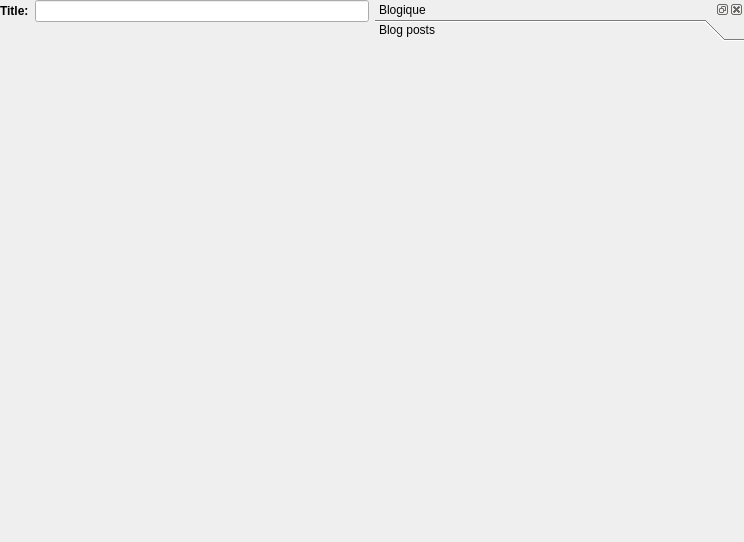
Old version of the form src/plugins/blogique/blogiquewidget.ui in the repository 0xd34df00d/leechcraft.
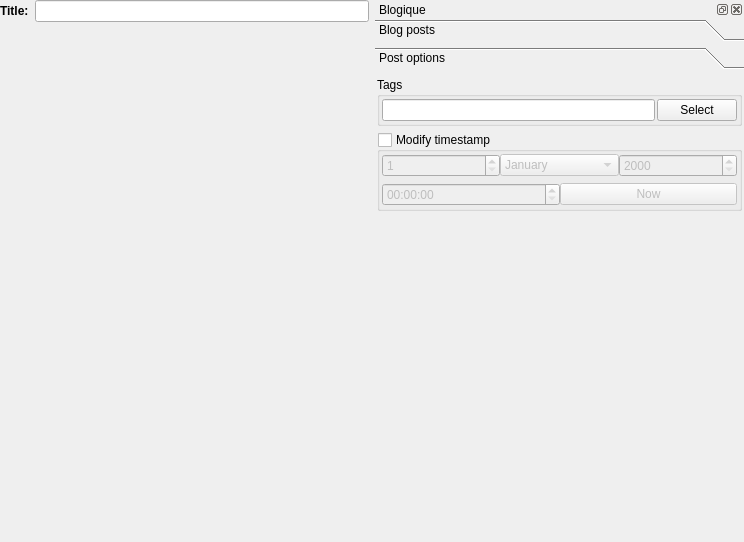
New version of the form.

Commit message: Blogique: move post time and tags to core from plugins

```diff
--- a/src/plugins/blogique/blogiquewidget.ui
+++ b/src/plugins/blogique/blogiquewidget.ui
@@ -88,7 +88,7 @@
           </sizepolicy>
          </property>
          <property name="currentIndex">
-          <number>0</number>
+          <number>1</number>
          </property>
          <widget class="QWidget" name="BlogPosts_">
           <property name="geometry">
@@ -96,13 +96,220 @@
             <x>0</x>
             <y>0</y>
             <width>369</width>
-            <height>490</height>
+            <height>461</height>
            </rect>
           </property>
           <attribute name="label">
            <string>Blog posts</string>
           </attribute>
          </widget>
+         <widget class="QWidget" name="PostOptions_">
+          <property name="geometry">
+           <rect>
+            <x>0</x>
+            <y>0</y>
+            <width>369</width>
+            <height>461</height>
+           </rect>
+          </property>
+          <attribute name="label">
+           <string>Post options</string>
+          </attribute>
+          <layout class="QGridLayout" name="gridLayout">
+           <property name="margin">
+            <number>2</number>
+           </property>
+           <item row="0" column="0">
+            <widget class="QGroupBox" name="TagsBox_">
+             <property name="title">
+              <string>Tags</string>
+             </property>
+             <layout class="QGridLayout" name="gridLayout_6">
+              <property name="horizontalSpacing">
+               <number>2</number>
+              </property>
+              <property name="verticalSpacing">
+               <number>0</number>
+              </property>
+              <property name="margin">
+               <number>2</number>
+              </property>
+              <item row="0" column="0">
+               <widget class="QLineEdit" name="Tags_"/>
+              </item>
+              <item row="0" column="1">
+               <widget class="QPushButton" name="SelectTags_">
+                <property name="text">
+                 <string>Select</string>
+                </property>
+               </widget>
+              </item>
+             </layout>
+            </widget>
+           </item>
+           <item row="1" column="0">
+            <widget class="QGroupBox" name="TimestampBox_">
+             <property name="title">
+              <string>Modify timestamp</string>
+             </property>
+             <property name="checkable">
+              <bool>true</bool>
+             </property>
+             <property name="checked">
+              <bool>false</bool>
+             </property>
+             <layout class="QGridLayout" name="gridLayout_4">
+              <property name="horizontalSpacing">
+               <number>0</number>
+              </property>
+              <property name="verticalSpacing">
+               <number>-1</number>
+              </property>
+              <property name="margin">
+               <number>2</number>
+              </property>
+              <item row="0" column="0">
+               <layout class="QHBoxLayout" name="horizontalLayout_3">
+                <item>
+                 <widget class="QSpinBox" name="Date_">
+                  <property name="minimum">
+                   <number>1</number>
+                  </property>
+                  <property name="maximum">
+                   <number>31</number>
+                  </property>
+                 </widget>
+                </item>
+                <item>
+                 <widget class="QComboBox" name="Month_">
+                  <item>
+                   <property name="text">
+                    <string>January</string>
+                   </property>
+                  </item>
+                  <item>
+                   <property name="text">
+                    <string>February</string>
+                   </property>
+                  </item>
+                  <item>
+                   <property name="text">
+                    <string>March</string>
+                   </property>
+                  </item>
+                  <item>
+                   <property name="text">
+                    <string>April</string>
+                   </property>
+                  </item>
+                  <item>
+                   <property name="text">
+                    <string>May</string>
+                   </property>
+                  </item>
+                  <item>
+                   <property name="text">
+                    <string>June</string>
+                   </property>
+                  </item>
+                  <item>
+                   <property name="text">
+                    <string>Jule</string>
+                   </property>
+                  </item>
+                  <item>
+                   <property name="text">
+                    <string>August</string>
+                   </property>
+                  </item>
+                  <item>
+                   <property name="text">
+                    <string>September</string>
+                   </property>
+                  </item>
+                  <item>
+                   <property name="text">
+                    <string>October</string>
+                   </property>
+                  </item>
+                  <item>
+                   <property name="text">
+                    <string>November</string>
+                   </property>
+                  </item>
+                  <item>
+                   <property name="text">
+                    <string>December</string>
+                   </property>
+                  </item>
+                 </widget>
+                </item>
+                <item>
+                 <widget class="QSpinBox" name="Year_">
+                  <property name="minimum">
+                   <number>2000</number>
+                  </property>
+                  <property name="maximum">
+                   <number>9999</number>
+                  </property>
+                 </widget>
+                </item>
+               </layout>
+              </item>
+              <item row="1" column="0">
+               <layout class="QHBoxLayout" name="horizontalLayout_4">
+                <item>
+                 <widget class="QTimeEdit" name="Time_">
+                  <property name="calendarPopup">
+                   <bool>false</bool>
+                  </property>
+                 </widget>
+                </item>
+                <item>
+                 <widget class="QPushButton" name="CurrentTime_">
+                  <property name="text">
+                   <string>Now</string>
+                  </property>
+                 </widget>
+                </item>
+               </layout>
+              </item>
+             </layout>
+            </widget>
+           </item>
+           <item row="2" column="0">
+            <widget class="QWidget" name="PluginOptionsWidget_" native="true">
+             <property name="sizePolicy">
+              <sizepolicy hsizetype="Preferred" vsizetype="Expanding">
+               <horstretch>0</horstretch>
+               <verstretch>0</verstretch>
+              </sizepolicy>
+             </property>
+             <layout class="QGridLayout" name="gridLayout_3">
+              <property name="margin">
+               <number>2</number>
+              </property>
+              <item row="0" column="0">
+               <layout class="QGridLayout" name="gridLayout_2"/>
+              </item>
+             </layout>
+            </widget>
+           </item>
+           <item row="3" column="0">
+            <spacer name="verticalSpacer">
+             <property name="orientation">
+              <enum>Qt::Vertical</enum>
+             </property>
+             <property name="sizeHint" stdset="0">
+              <size>
+               <width>20</width>
+               <height>150</height>
+              </size>
+             </property>
+            </spacer>
+           </item>
+          </layout>
+         </widget>
         </widget>
        </item>
       </layout>
```
The commit also changes 11 other files.
